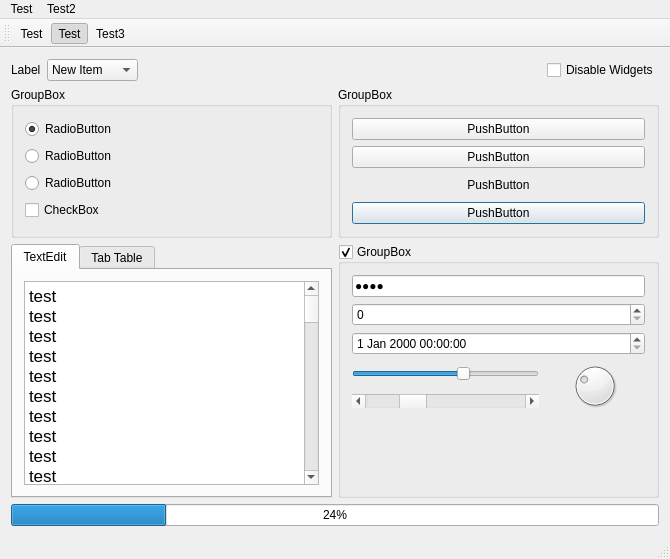
First picture: the form in GH Injector GUI/mainwindow.ui, repository guidedhacking/GH-Injector-GUI, before the edit.
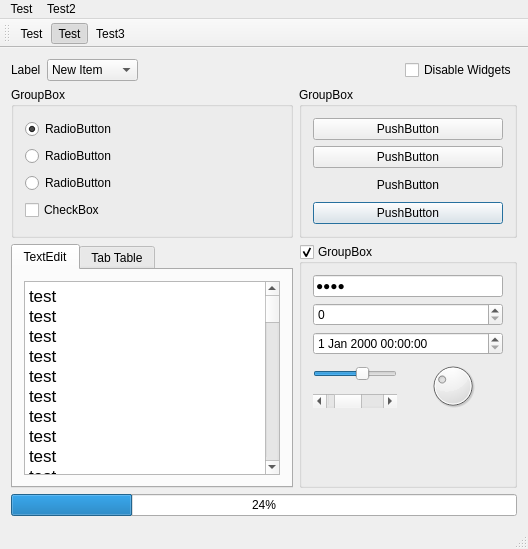
Second picture: the form after the edit. The open tabs and pages were chosen to show the change.

The edit to the form file:
```diff
--- a/GH Injector GUI/mainwindow.ui
+++ b/GH Injector GUI/mainwindow.ui
@@ -2,14 +2,6 @@
 <ui version="4.0">
  <class>MainWindow</class>
  <widget class="QMainWindow" name="MainWindow">
-  <property name="geometry">
-   <rect>
-    <x>0</x>
-    <y>0</y>
-    <width>670</width>
-    <height>559</height>
-   </rect>
-  </property>
   <property name="windowTitle">
    <string>MainWindow</string>
   </property>
@@ -185,7 +177,7 @@
            <string>&lt;!DOCTYPE HTML PUBLIC &quot;-//W3C//DTD HTML 4.0//EN&quot; &quot;http://www.w3.org/TR/REC-html40/strict.dtd&quot;&gt;
 &lt;html&gt;&lt;head&gt;&lt;meta name=&quot;qrichtext&quot; content=&quot;1&quot; /&gt;&lt;style type=&quot;text/css&quot;&gt;
 p, li { white-space: pre-wrap; }
-&lt;/style&gt;&lt;/head&gt;&lt;body style=&quot; font-family:'MS Shell Dlg 2'; font-size:7.8pt; font-weight:400; font-style:normal;&quot;&gt;
+&lt;/style&gt;&lt;/head&gt;&lt;body style=&quot; font-family:'MS Shell Dlg 2'; font-size:8.25pt; font-weight:400; font-style:normal;&quot;&gt;
 &lt;p style=&quot; margin-top:0px; margin-bottom:0px; margin-left:0px; margin-right:0px; -qt-block-indent:0; text-indent:0px;&quot;&gt;&lt;span style=&quot; font-family:'.SF NS Text'; font-size:13pt;&quot;&gt;test&lt;br /&gt;test&lt;br /&gt;test&lt;br /&gt;test&lt;br /&gt;test&lt;br /&gt;test&lt;br /&gt;test&lt;br /&gt;test&lt;br /&gt;test&lt;br /&gt;test&lt;br /&gt;test&lt;br /&gt;test&lt;br /&gt;test&lt;br /&gt;test&lt;br /&gt;test&lt;br /&gt;test&lt;br /&gt;test&lt;br /&gt;test&lt;br /&gt;test&lt;br /&gt;test&lt;br /&gt;test&lt;br /&gt;test&lt;br /&gt;test&lt;br /&gt;test&lt;br /&gt;test&lt;br /&gt;test&lt;br /&gt;test&lt;br /&gt;test&lt;br /&gt;test&lt;br /&gt;test&lt;br /&gt;test&lt;br /&gt;test&lt;br /&gt;test&lt;br /&gt;test&lt;br /&gt;test&lt;br /&gt;test&lt;br /&gt;test&lt;br /&gt;test&lt;br /&gt;test&lt;br /&gt;test&lt;br /&gt;test&lt;br /&gt;test&lt;br /&gt;test&lt;br /&gt;test&lt;br /&gt;test&lt;br /&gt;test&lt;br /&gt;test&lt;br /&gt;test&lt;br /&gt;test&lt;br /&gt;test&lt;br /&gt;test&lt;br /&gt;test&lt;br /&gt;test&lt;br /&gt;test&lt;br /&gt;test&lt;br /&gt;test&lt;br /&gt;test&lt;br /&gt;test&lt;br /&gt;test&lt;br /&gt;test&lt;br /&gt;test&lt;br /&gt;test&lt;br /&gt;test&lt;br /&gt;test&lt;br /&gt;test&lt;br /&gt;test&lt;br /&gt;&lt;/span&gt;&lt;/p&gt;&lt;/body&gt;&lt;/html&gt;</string>
           </property>
          </widget>
@@ -402,8 +394,8 @@
     <rect>
      <x>0</x>
      <y>0</y>
-     <width>670</width>
-     <height>26</height>
+     <width>514</width>
+     <height>21</height>
     </rect>
    </property>
    <widget class="QMenu" name="menuTest">
```
